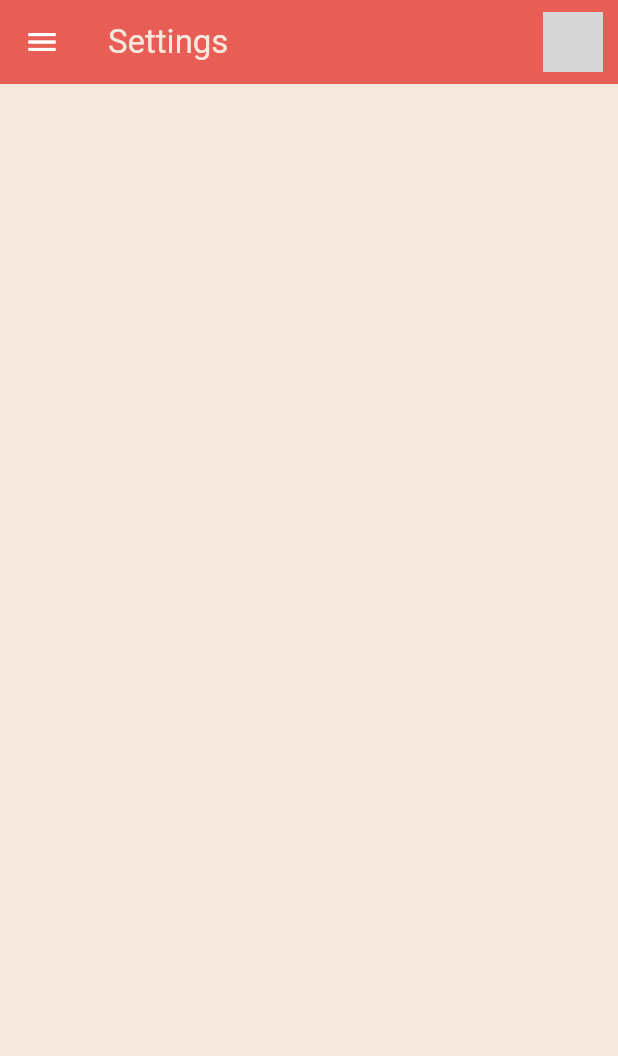
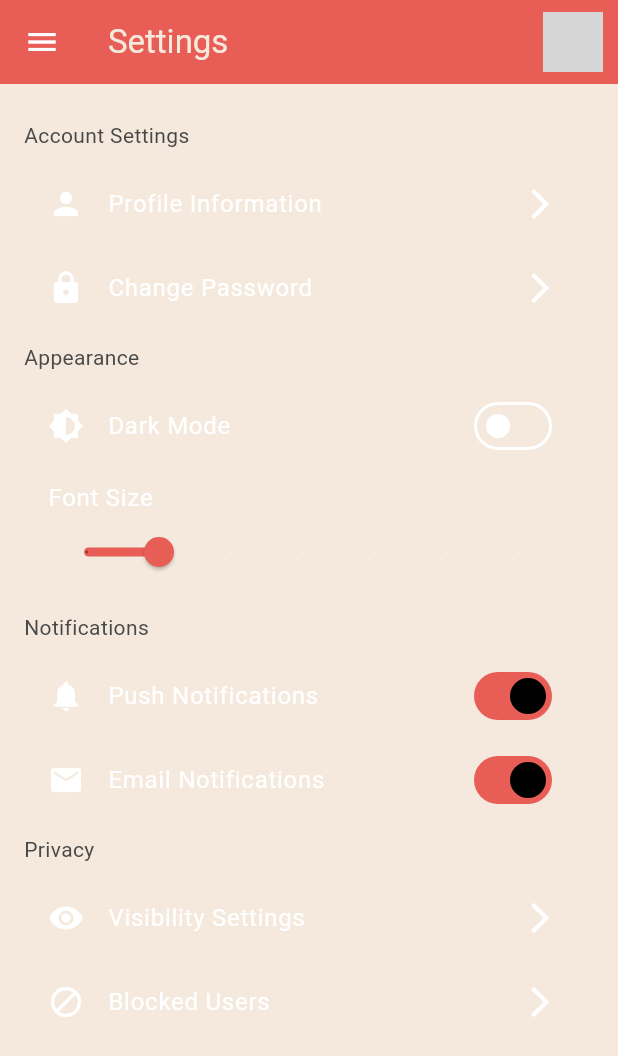
Before and after one commit to broken555wheel/Ahueni, a Flutter app: the screen it shows once a user with an empty profile is signed in, in the side drawer, after a tap on "S E T T I N G S", on a phone screen of 412 x 824 dp. Shown: the top 1056 px of the screen. Run offline on Flutter 3.47's test engine with Material 3 defaults, Android fonts, the phone set to English and light mode, and no system bars; our stand-ins replace cloud_firestore, firebase_auth, firebase_core; accounts and stored records are empty; grey boxes are pictures that could not be loaded.

Commit message:
Added the settings page

```diff
--- a/lib/pages/settings_page.dart
+++ b/lib/pages/settings_page.dart
@@ -4,16 +4,144 @@ import 'package:flutter/material.dart';
 
 class SettingsPage extends StatefulWidget {
   const SettingsPage({super.key});
+
   @override
   State<SettingsPage> createState() => _SettingsPage();
 }
 
 class _SettingsPage extends State<SettingsPage> {
+  bool _darkMode = false; // Example setting
+  double _fontSize = 14.0; // Example setting
+
   @override
   Widget build(BuildContext context) {
-    return const Scaffold(
-      appBar: MyAppBar(title: 'Settings'),
-      drawer: MyDrawer(),
+    return Scaffold(
+      appBar: const MyAppBar(title: 'Settings'),
+      drawer: const MyDrawer(),
+      body: ListView(
+        padding: const EdgeInsets.all(16.0),
+        children: [
+          // Account Settings
+          const SettingsSectionTitle('Account Settings'),
+          SettingsTile(
+            title: 'Profile Information',
+            icon: Icons.person,
+            onTap: () {
+              // Add navigation to profile page or edit profile functionality
+            },
+          ),
+          SettingsTile(
+            title: 'Change Password',
+            icon: Icons.lock,
+            onTap: () {
+              // Add navigation to change password functionality
+            },
+          ),
+
+          // Appearance Settings
+          const SettingsSectionTitle('Appearance'),
+          SwitchListTile(
+            title: const Text('Dark Mode'),
+            secondary: const Icon(Icons.brightness_6),
+            value: _darkMode,
+            onChanged: (bool value) {
+              setState(() {
+                _darkMode = value;
+                // Implement dark mode functionality
+              });
+            },
+          ),
+          ListTile(
+            title: const Text('Font Size'),
+            subtitle: Slider(
+              value: _fontSize,
+              min: 12.0,
+              max: 24.0,
+              divisions: 6,
+              label: _fontSize.toString(),
+              onChanged: (double value) {
+                setState(() {
+                  _fontSize = value;
+                  // Implement font size adjustment
+                });
+              },
+            ),
+          ),
+
+          // Notification Settings
+          const SettingsSectionTitle('Notifications'),
+          SwitchListTile(
+            title: const Text('Push Notifications'),
+            secondary: const Icon(Icons.notifications),
+            value: true, // Add actual value
+            onChanged: (bool value) {
+              // Implement toggle for push notifications
+            },
+          ),
+          SwitchListTile(
+            title: const Text('Email Notifications'),
+            secondary: const Icon(Icons.email),
+            value: true, // Add actual value
+            onChanged: (bool value) {
+              // Implement toggle for email notifications
+            },
+          ),
+
+          // Privacy Settings
+          const SettingsSectionTitle('Privacy'),
+          SettingsTile(
+            title: 'Visibility Settings',
+            icon: Icons.visibility,
+            onTap: () {
+              // Add navigation to visibility settings functionality
+            },
+          ),
+          SettingsTile(
+            title: 'Blocked Users',
+            icon: Icons.block,
+            onTap: () {
+              // Add navigation to blocked users functionality
+            },
+          ),
+
+          // Add more settings here
+        ],
+      ),
     );
   }
 }
+
+class SettingsSectionTitle extends StatelessWidget {
+  final String title;
+
+  const SettingsSectionTitle(this.title, {super.key});
+
+  @override
+  Widget build(BuildContext context) {
+    return Padding(
+      padding: const EdgeInsets.symmetric(vertical: 8.0),
+      child: Text(
+        title,
+        style: TextStyle(color: Theme.of(context).colorScheme.secondary,)
+      ),
+    );
+  }
+}
+
+class SettingsTile extends StatelessWidget {
+  final String title;
+  final IconData icon;
+  final VoidCallback onTap;
+
+  const SettingsTile({required this.title, required this.icon, required this.onTap, super.key});
+
+  @override
+  Widget build(BuildContext context) {
+    return ListTile(
+      leading: Icon(icon),
+      title: Text(title),
+      trailing: const Icon(Icons.arrow_forward_ios),
+      onTap: onTap,
+    );
+  }
+}
```
